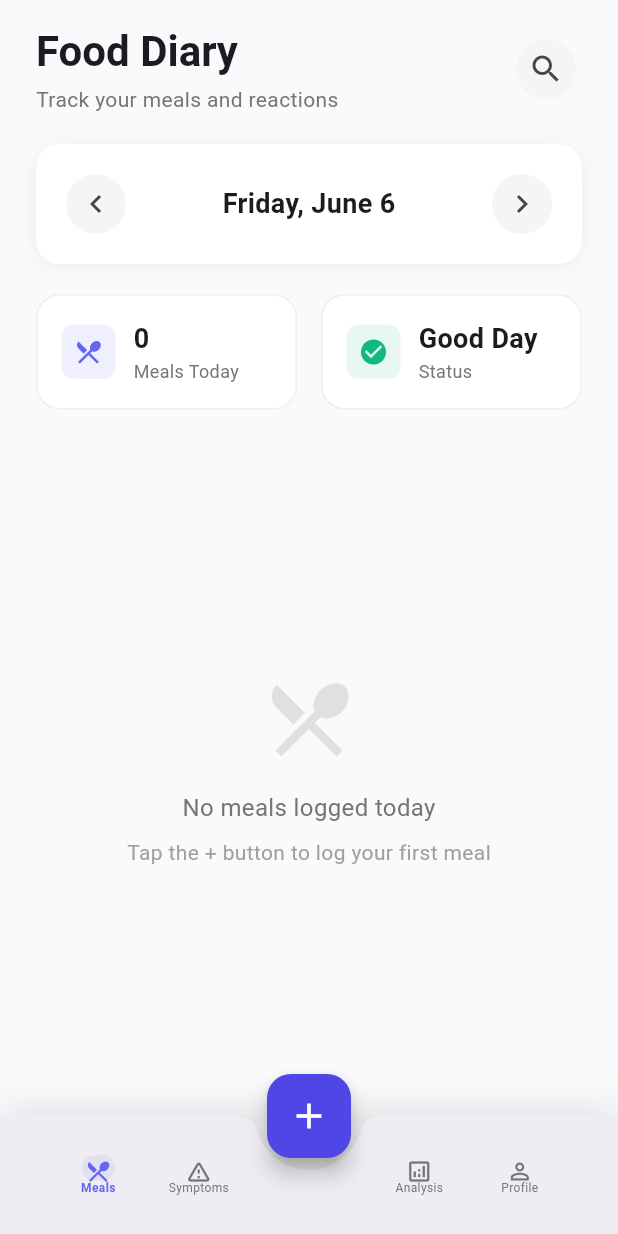
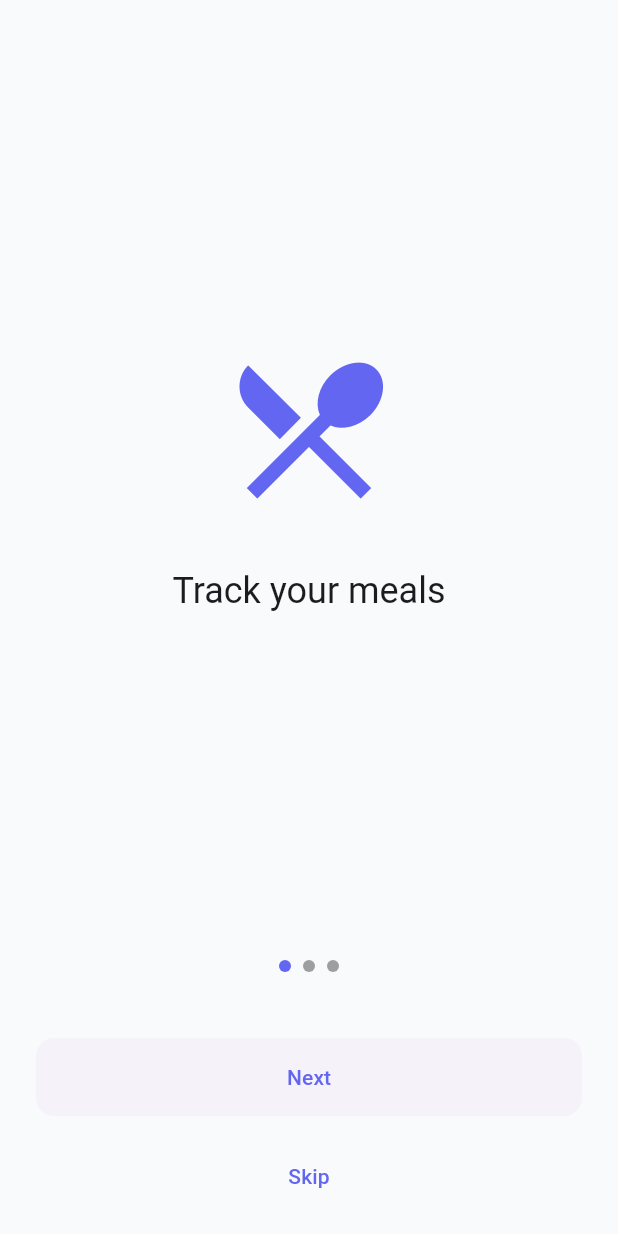
Before and after one commit to its-me-anoop/food-diary, a Flutter app: the screen it shows after launch, on a phone screen of 412 x 824 dp. Run offline on Flutter 3.47's test engine with Material 3 defaults, Android fonts, the phone set to English and light mode, and no system bars; our stand-ins replace equatable, fl_chart, flutter_bloc, flutter_slidable, flutter_staggered_animations, get_it and 3 more; accounts and stored records are empty.

Commit message:
Add onboarding screens

```diff
--- a/food_diary/lib/main.dart
+++ b/food_diary/lib/main.dart
@@ -4,16 +4,21 @@ import 'core/injection/injection.dart';
 import 'presentation/blocs/food_entry/food_entry_bloc.dart';
 import 'presentation/blocs/symptom/symptom_bloc.dart';
 import 'presentation/pages/main_page.dart';
+import 'presentation/pages/onboarding_page.dart';
+import 'package:shared_preferences/shared_preferences.dart';
 import 'presentation/theme/app_theme.dart';
 
-void main() {
+Future<void> main() async {
   WidgetsFlutterBinding.ensureInitialized();
   configureDependencies();
-  runApp(const MyApp());
+  final prefs = await SharedPreferences.getInstance();
+  final completed = prefs.getBool('onboarding_completed') ?? false;
+  runApp(MyApp(onboardingCompleted: completed));
 }
 
 class MyApp extends StatelessWidget {
-  const MyApp({super.key});
+  final bool onboardingCompleted;
+  const MyApp({super.key, required this.onboardingCompleted});
 
   @override
   Widget build(BuildContext context) {
@@ -24,7 +29,8 @@ class MyApp extends StatelessWidget {
       home: MultiBlocProvider(
         providers: [
           BlocProvider(
-            create: (context) => FoodEntryBloc(
+            create:
+                (context) => FoodEntryBloc(
                   getEntriesByDate: getIt(),
                   addFoodEntry: getIt(),
                   updateFoodEntry: getIt(),
@@ -32,7 +38,8 @@ class MyApp extends StatelessWidget {
                 ),
           ),
           BlocProvider(
-            create: (context) => SymptomBloc(
+            create:
+                (context) => SymptomBloc(
                   getSymptomsByDate: getIt(),
                   addSymptom: getIt(),
                   updateSymptom: getIt(),
@@ -40,7 +47,7 @@ class MyApp extends StatelessWidget {
                 ),
           ),
         ],
-        child: const MainPage(),
+        child: onboardingCompleted ? const MainPage() : const OnboardingPage(),
       ),
     );
   }
--- /dev/null
+++ b/food_diary/lib/presentation/pages/onboarding_page.dart
@@ -0,0 +1,121 @@
+import 'package:flutter/material.dart';
+import 'package:shared_preferences/shared_preferences.dart';
+import '../theme/app_theme.dart';
+import 'main_page.dart';
+
+class OnboardingPage extends StatefulWidget {
+  const OnboardingPage({super.key});
+
+  @override
+  State<OnboardingPage> createState() => _OnboardingPageState();
+}
+
+class _OnboardingPageState extends State<OnboardingPage> {
+  final PageController _controller = PageController();
+  int _currentIndex = 0;
+
+  final List<_OnboardData> _pages = const [
+    _OnboardData(Icons.restaurant_menu, 'Track your meals'),
+    _OnboardData(Icons.warning_amber_rounded, 'Log your symptoms'),
+    _OnboardData(Icons.analytics, 'Analyze correlations'),
+  ];
+
+  Future<void> _completeOnboarding() async {
+    final prefs = await SharedPreferences.getInstance();
+    await prefs.setBool('onboarding_completed', true);
+    if (mounted) {
+      Navigator.of(
+        context,
+      ).pushReplacement(MaterialPageRoute(builder: (_) => const MainPage()));
+    }
+  }
+
+  @override
+  Widget build(BuildContext context) {
+    return Scaffold(
+      body: SafeArea(
+        child: Column(
+          children: [
+            Expanded(
+              child: PageView.builder(
+                controller: _controller,
+                onPageChanged: (i) => setState(() => _currentIndex = i),
+                itemCount: _pages.length,
+                itemBuilder: (context, index) {
+                  final page = _pages[index];
+                  return Padding(
+                    padding: const EdgeInsets.all(32),
+                    child: Column(
+                      mainAxisAlignment: MainAxisAlignment.center,
+                      children: [
+                        Icon(
+                          page.icon,
+                          size: 120,
+                          color: AppTheme.primaryColor,
+                        ),
+                        const SizedBox(height: 32),
+                        Text(
+                          page.text,
+                          textAlign: TextAlign.center,
+                          style: Theme.of(context).textTheme.headlineSmall,
+                        ),
+                      ],
+                    ),
+                  );
+                },
+              ),
+            ),
+            Row(
+              mainAxisAlignment: MainAxisAlignment.center,
+              children: List.generate(_pages.length, (index) {
+                return AnimatedContainer(
+                  duration: const Duration(milliseconds: 200),
+                  margin: const EdgeInsets.all(4),
+                  width: 8,
+                  height: 8,
+                  decoration: BoxDecoration(
+                    shape: BoxShape.circle,
+                    color:
+                        _currentIndex == index
+                            ? AppTheme.primaryColor
+                            : Colors.grey,
+                  ),
+                );
+              }),
+            ),
+            const SizedBox(height: 24),
+            Padding(
+              padding: const EdgeInsets.symmetric(horizontal: 24, vertical: 16),
+              child: SizedBox(
+                width: double.infinity,
+                child: ElevatedButton(
+                  onPressed:
+                      _currentIndex == _pages.length - 1
+                          ? _completeOnboarding
+                          : () => _controller.nextPage(
+                            duration: const Duration(milliseconds: 300),
+                            curve: Curves.easeInOut,
+                          ),
+                  child: Text(
+                    _currentIndex == _pages.length - 1 ? 'Get Started' : 'Next',
+                  ),
+                ),
+              ),
+            ),
+            TextButton(
+              onPressed: _completeOnboarding,
+              child: const Text('Skip'),
+            ),
+            const SizedBox(height: 16),
+          ],
+        ),
+      ),
+    );
+  }
+}
+
+class _OnboardData {
+  final IconData icon;
+  final String text;
+  const _OnboardData(this.icon, this.text);
+}
--- a/food_diary/pubspec.yaml
+++ b/food_diary/pubspec.yaml
@@ -18,6 +18,7 @@ dependencies:
   injectable: ^2.3.2
   uuid: ^4.3.3
   path: ^1.9.0
+  shared_preferences: ^2.2.2
   animations: ^2.0.11
   flutter_staggered_animations: ^1.1.1
   shimmer: ^3.0.0
```
Lines whose indentation alone changed are shown as unchanged.
